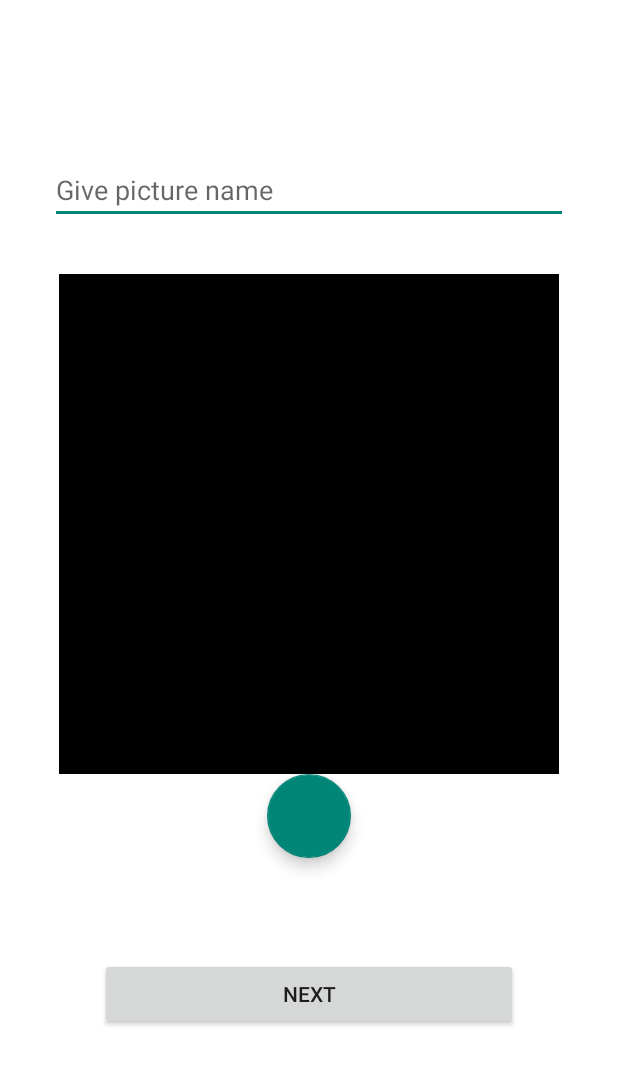
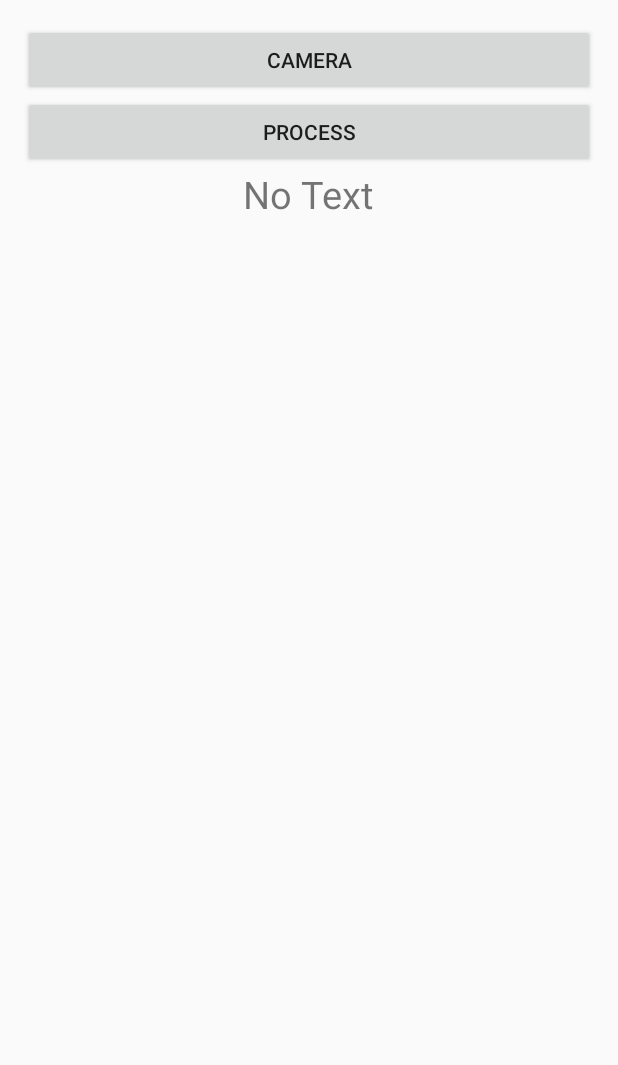
Before and after one commit to leago-diale/android-project, an Android app: the screen it shows after launch (ImageActivity before the commit, OCRActivity after it), on a phone screen of 412 x 824 dp. Shown: the top 1065 px of the screen. Run offline under Robolectric (Android 15) with nearby library versions, the phone set to English and light mode, and no system bars.

Commit message:
2023/03/17

```diff
--- a/app/src/main/AndroidManifest.xml
+++ b/app/src/main/AndroidManifest.xml
@@ -4,7 +4,8 @@
 
     <uses-permission android:name="android.permission.WRITE_EXTERNAL_STORAGE" />
     <uses-permission android:name="android.permission.READ_EXTERNAL_STORAGE" />
-    <uses-permission android:name="android.permission.READ_PHONE_STATE" />
+    <uses-permission android:name="android.permission.MANAGE_EXTERNAL_STORAGE"
+        tools:ignore="ScopedStorage" />
     <uses-permission android:name="android.permission.CAMERA" />
     <uses-permission android:name="android.permission.ACCESS_FINE_LOCATION" />
     <uses-permission android:name="android.permission.ACCESS_COARSE_LOCATION" />
@@ -22,8 +23,9 @@
         android:supportsRtl="true"
         android:theme="@style/Theme.Design.Light.NoActionBar"
         tools:targetApi="31">
+        <meta-data android:name="com.google.android.gms.vision.DEPENDENCIES" android:value="ocr"/>
         <activity
-            android:name=".ImageActivity"
+            android:name=".OCRActivity"
             android:exported="true">
             <intent-filter>
                 <action android:name="android.intent.action.MAIN" />
--- a/app/src/main/java/com/example/myapp/ImageActivity.java
+++ b/app/src/main/java/com/example/myapp/ImageActivity.java
@@ -21,6 +21,7 @@ import android.view.View;
 import android.widget.Button;
 import android.widget.EditText;
 import android.widget.ImageView;
+import android.widget.Toast;
 
 import androidx.activity.result.ActivityResultLauncher;
 import androidx.activity.result.contract.ActivityResultContracts;
@@ -78,7 +79,7 @@ public class ImageActivity extends AppCompatActivity {
                     text.setError("This field is required");
                     return;
                 }else{
-                    File path = new File(Environment.getExternalStorageDirectory(), "/myFolder");
+                    File path = new File(Environment.getExternalStorageDirectory(), "/DCIM/myFolder");
                     File file = new File (path, text.getText().toString()+".jpg");
                     if (!path.exists()) {
                         path.mkdirs();
@@ -122,7 +123,6 @@ public class ImageActivity extends AppCompatActivity {
         int camera = ContextCompat.checkSelfPermission(this, Manifest.permission.CAMERA);
         int write = ContextCompat.checkSelfPermission(this, Manifest.permission.WRITE_EXTERNAL_STORAGE);
         int read = ContextCompat.checkSelfPermission(this, Manifest.permission.READ_EXTERNAL_STORAGE);
-        int tel = ContextCompat.checkSelfPermission(this, Manifest.permission.READ_PHONE_STATE);
         int foreground = ActivityCompat.checkSelfPermission(this, Manifest.permission.ACCESS_COARSE_LOCATION);
 
         List<String> listPermissionsNeeded = new ArrayList<>();
@@ -132,9 +132,6 @@ public class ImageActivity extends AppCompatActivity {
         }
         if (read != PackageManager.PERMISSION_GRANTED) {
             listPermissionsNeeded.add( Manifest.permission.READ_EXTERNAL_STORAGE);
-        }
-        if (tel != PackageManager.PERMISSION_GRANTED) {
-            listPermissionsNeeded.add( Manifest.permission.READ_PHONE_STATE);
         }
         if (camera != PackageManager.PERMISSION_GRANTED) {
             listPermissionsNeeded.add( Manifest.permission.CAMERA);
--- /dev/null
+++ b/app/src/main/java/com/example/myapp/OCRActivity.java
@@ -0,0 +1,91 @@
+package com.example.myapp;
+
+import android.annotation.SuppressLint;
+import android.content.Intent;
+import android.graphics.Bitmap;
+
+import android.os.Bundle;
+import android.provider.MediaStore;
+import android.util.Log;
+import android.util.SparseArray;
+import android.view.View;
+import android.widget.Button;
+import android.widget.ImageView;
+import android.widget.TextView;
+
+import androidx.appcompat.app.AppCompatActivity;
+
+import com.google.android.gms.vision.Frame;
+import com.google.android.gms.vision.text.Text;
+import com.google.android.gms.vision.text.TextBlock;
+import com.google.android.gms.vision.text.TextRecognizer;
+
+public class OCRActivity extends AppCompatActivity {
+
+    static final int REQUEST_IMAGE_CAPTURE = 1;
+    ImageView imageview;
+    Button btnProcess, cameraBtn;
+    TextView txtView;
+    Bitmap bitmap;
+
+    @Override
+    protected void onCreate(Bundle savedInstanceState) {
+        super.onCreate(savedInstanceState);
+        setContentView(R.layout.ocr_acrivity);
+
+        imageview = findViewById(R.id.image_view);
+        btnProcess = findViewById(R.id.btnProcess);
+        cameraBtn = findViewById(R.id.cameraBtn);
+        txtView = findViewById(R.id.txtView);
+        imageview.setImageBitmap(bitmap);
+
+        cameraBtn.setOnClickListener(new View.OnClickListener() {
+            public void onClick(View view) {
+                Intent intent = new Intent(MediaStore.ACTION_IMAGE_CAPTURE);
+                startActivityForResult(intent, REQUEST_IMAGE_CAPTURE);
+            }
+        });
+
+        btnProcess.setOnClickListener(new View.OnClickListener() {
+            @SuppressLint("SetTextI18n")
+            @Override
+            public void onClick(View v) {
+                TextRecognizer txtRecognizer = new TextRecognizer.Builder(getApplicationContext()).build();
+                if (!txtRecognizer.isOperational()) {
+                    txtView.setText("Detector dependencies are not yet available");
+                } else {
+                    Frame frame = new Frame.Builder().setBitmap(bitmap).build();
+                    SparseArray items = txtRecognizer.detect(frame);
+                    StringBuilder strBuilder = new StringBuilder();
+                    for (int i = 0; i < items.size(); i++) {
+                        TextBlock item = (TextBlock) items.valueAt(i);
+                        strBuilder.append(item.getValue());
+                        strBuilder.append("/");
+                        for (Text line : item.getComponents()) {
+                            //extract scanned text lines here
+                            Log.v("lines", line.getValue());
+                            for (Text element : line.getComponents()) {
+                                //extract scanned text words here
+                                Log.v("element", element.getValue());
+
+                            }
+                        }
+                    }
+                    txtView.setText(strBuilder.toString().substring(0, strBuilder.toString().length() - 1));
+                }
+            }
+        });
+    }
+
+    @Override
+    protected void onActivityResult(int requestCode, int resultCode, Intent data) {
+        super.onActivityResult(requestCode, resultCode, data);
+        if (requestCode == REQUEST_IMAGE_CAPTURE && resultCode == RESULT_OK) {
+            Bundle extras = data.getExtras();
+            Bitmap src = (Bitmap) extras.get("data");
+            bitmap = src;
+            imageview.setImageBitmap(src);
+        }
+    }
+
+}
--- /dev/null
+++ b/app/src/main/res/layout/ocr_acrivity.xml
@@ -0,0 +1,29 @@
+<?xml version="1.0" encoding="utf-8"?>
+<LinearLayout xmlns:android="http://schemas.android.com/apk/res/android"
+    android:orientation="vertical"
+    android:layout_width="match_parent"
+    android:layout_height="match_parent"
+    android:padding="15dp">
+    <ImageView
+        android:id="@+id/image_view"
+        android:layout_width="match_parent"
+        android:layout_height="wrap_content"
+        android:scaleType="centerInside" />
+    <Button
+        android:id="@+id/cameraBtn"
+        android:layout_width="match_parent"
+        android:layout_height="wrap_content"
+        android:text="Camera" />
+    <Button
+        android:id="@+id/btnProcess"
+        android:layout_width="match_parent"
+        android:layout_height="wrap_content"
+        android:text="Process" />
+    <TextView
+        android:id="@+id/txtView"
+        android:layout_width="wrap_content"
+        android:layout_height="wrap_content"
+        android:text="No Text"
+        android:layout_gravity="center"
+        android:textSize="25sp" />
+</LinearLayout>
```
Also changed, not shown: app/build.gradle (+7 -7 lines).
